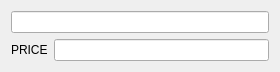
torrancee/gpwapp, file gpw_project/gpw_app/newprice.ui: the form before one commit.
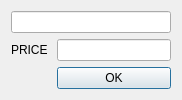
The form after the commit.

Commit message: [gpw::wpog] edit price button works

What changed in the file:
```diff
--- a/gpw_project/gpw_app/newprice.ui
+++ b/gpw_project/gpw_app/newprice.ui
@@ -6,8 +6,8 @@
    <rect>
     <x>0</x>
     <y>0</y>
-    <width>280</width>
-    <height>68</height>
+    <width>182</width>
+    <height>96</height>
    </rect>
   </property>
   <property name="windowTitle">
@@ -15,7 +15,14 @@
   </property>
   <layout class="QFormLayout" name="formLayout">
    <item row="0" column="0" colspan="2">
-    <widget class="QLineEdit" name="lineEdit_2"/>
+    <widget class="QLineEdit" name="nameEdit">
+     <property name="alignment">
+      <set>Qt::AlignCenter</set>
+     </property>
+     <property name="readOnly">
+      <bool>true</bool>
+     </property>
+    </widget>
    </item>
    <item row="1" column="0">
     <widget class="QLabel" name="label">
@@ -25,7 +32,27 @@
     </widget>
    </item>
    <item row="1" column="1">
-    <widget class="QLineEdit" name="lineEdit"/>
+    <widget class="QLineEdit" name="priceEdit"/>
+   </item>
+   <item row="2" column="0">
+    <spacer name="horizontalSpacer">
+     <property name="orientation">
+      <enum>Qt::Horizontal</enum>
+     </property>
+     <property name="sizeHint" stdset="0">
+      <size>
+       <width>40</width>
+       <height>20</height>
+      </size>
+     </property>
+    </spacer>
+   </item>
+   <item row="2" column="1">
+    <widget class="QPushButton" name="pushButton">
+     <property name="text">
+      <string>OK</string>
+     </property>
+    </widget>
    </item>
   </layout>
  </widget>
```
The commit also changes 8 other files.
